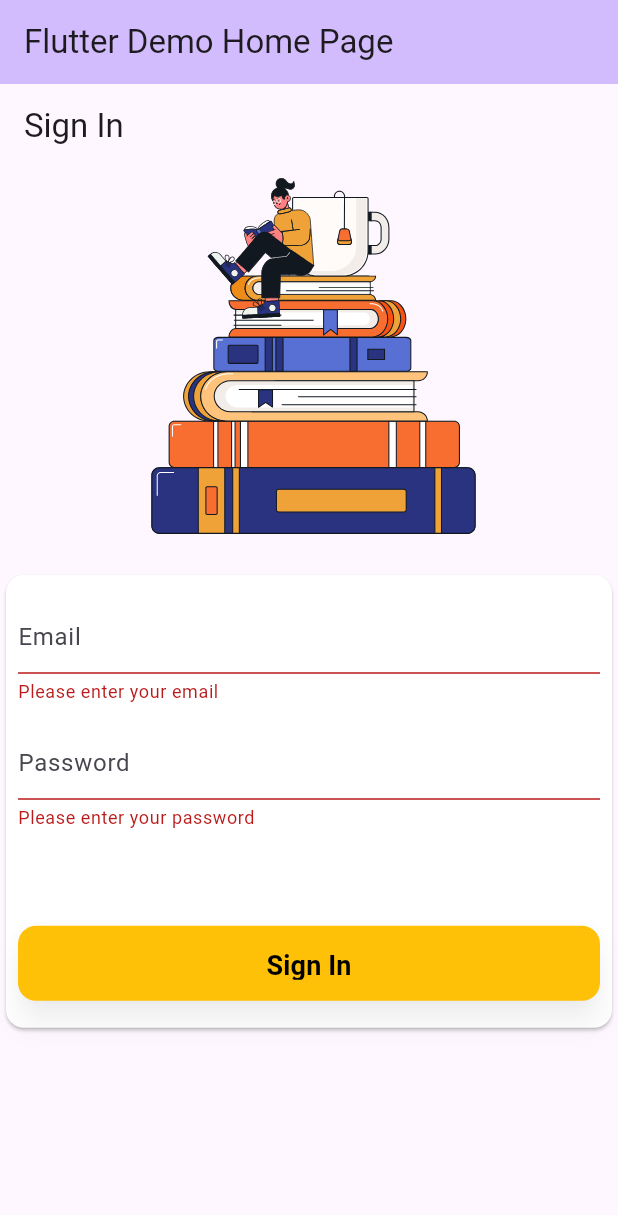
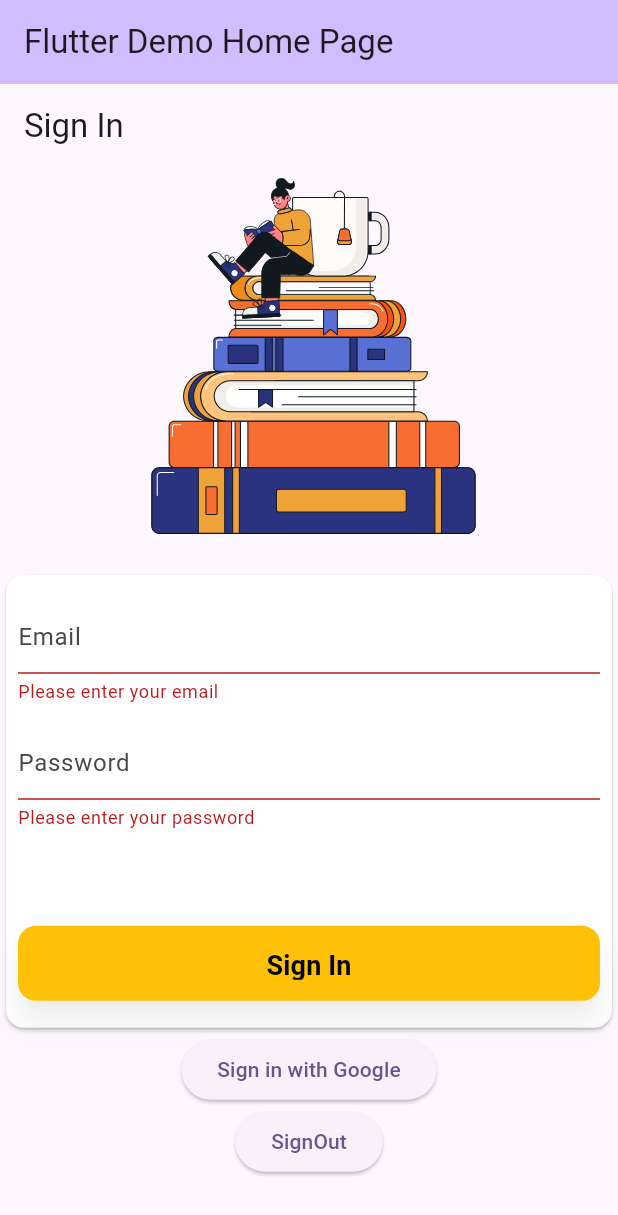
Before and after one commit to MIHIR890/book_management, a Flutter app: the screen it shows after launch, after a tap on "Sign In", on a phone screen of 412 x 824 dp. Shown: the top 1215 px of the screen. Run offline on Flutter 3.47's test engine with Material 3 defaults, Android fonts, the phone set to English and light mode, and no system bars; our stand-ins replace animated_notch_bottom_bar, firebase_auth, firebase_core, get, google_sign_in, lottie; accounts and stored records are empty; network calls fail.

Commit message:
latest commit

```diff
--- a/lib/main.dart
+++ b/lib/main.dart
@@ -1,8 +1,11 @@
 import 'package:book_management/modules/login/view/login_view.dart';
+import 'package:firebase_core/firebase_core.dart';
 import 'package:flutter/material.dart';
 
-void main() {
-  runApp(const MyApp());
+void main() async{
+  WidgetsFlutterBinding.ensureInitialized();
+  await Firebase.initializeApp();
+  runApp(MyApp());
 }
 
 class MyApp extends StatelessWidget {
--- a/lib/modules/collection/view/collection.dart
+++ b/lib/modules/collection/view/collection.dart
@@ -145,7 +145,7 @@ class _CollectionState extends State<Collection> {
               case 1:
                 Navigator.push(
                   context,
-                  MaterialPageRoute(builder: (context) => Collection()),
+                  MaterialPageRoute(builder: (context) => const Collection()),
                 );
                 break;
               case 3:
--- a/lib/modules/dashboard/view/dashboard.dart
+++ b/lib/modules/dashboard/view/dashboard.dart
@@ -256,13 +256,13 @@ class _DashboardState extends State<Dashboard>
               case 1:
                 Navigator.push(
                   context,
-                  MaterialPageRoute(builder: (context) => Collection()),
+                  MaterialPageRoute(builder: (context) => const Collection()),
                 );
                 break;
               case 3:
                 Navigator.push(
                   context,
-                  MaterialPageRoute(builder: (context) => ProfileScreen()),
+                  MaterialPageRoute(builder: (context) => const ProfileScreen()),
                 );
                 break;
             }
--- a/lib/modules/login/view/login_view.dart
+++ b/lib/modules/login/view/login_view.dart
@@ -4,6 +4,7 @@ import 'package:flutter/material.dart';
 import 'package:get/get.dart';
 import 'package:get/get_core/src/get_main.dart';
 import 'package:lottie/lottie.dart';
+import 'package:firebase_auth/firebase_auth.dart';
 
 class LoginView extends StatefulWidget {
   const LoginView({super.key});
@@ -138,6 +139,30 @@ class LoginViewState extends State<LoginView> {
                 ),
               ),
             ),
+      ElevatedButton(
+        onPressed: () async {
+          final result = await loginController.signInWithGoogle();
+
+          if (result['success']) {
+            // Navigator.pushReplacement(
+            //   context,
+            //   MaterialPageRoute(
+            //     builder: (context) => HomeScreen(
+            //       userData: result['data']['user'], // Pass user data
+            //     ),
+            //   ),
+            // );
+          } else {
+            print("${result['message']}");
+            ScaffoldMessenger.of(context).showSnackBar(
+              SnackBar(content: Text(result['message'])),
+            );
+          }
+        },
+        child: Text('Sign in with Google'),
+      ),
+            ElevatedButton(onPressed: loginController.signOut, child: Text("SignOut"))
+
           ],
         ),
       ),
--- a/lib/repository/api_endpoints.dart
+++ b/lib/repository/api_endpoints.dart
@@ -1,4 +1,4 @@
 class ApiEndpoints {
-  static const baseUrl = "http://192.168.206.11/";
+  static const baseUrl = "http://192.168.217.11:3000/api/auth/";
   static const loginApi = 'login';
 }
--- a/lib/routes/app_pages.dart
+++ b/lib/routes/app_pages.dart
@@ -20,12 +20,12 @@ class AppPages {
     // ),
     GetPage(
       name: _Paths.LOGIN,
-      page: () => LoginView(),
+      page: () => const LoginView(),
       binding: LoginBinding(),
     ),
     GetPage(
       name: _Paths.MPIN,
-      page: () => MpinView(),
+      page: () => const MpinView(),
       binding: MpinBinding(),
     ),
 
```
Also changed, not shown: lib/modules/login/controller/login_controller.dart (+91 -1 lines), pubspec.yaml (+8 -1 lines), lib/routes/app_routes.dart (line endings or trailing spaces), pubspec.lock, 5 other files.
